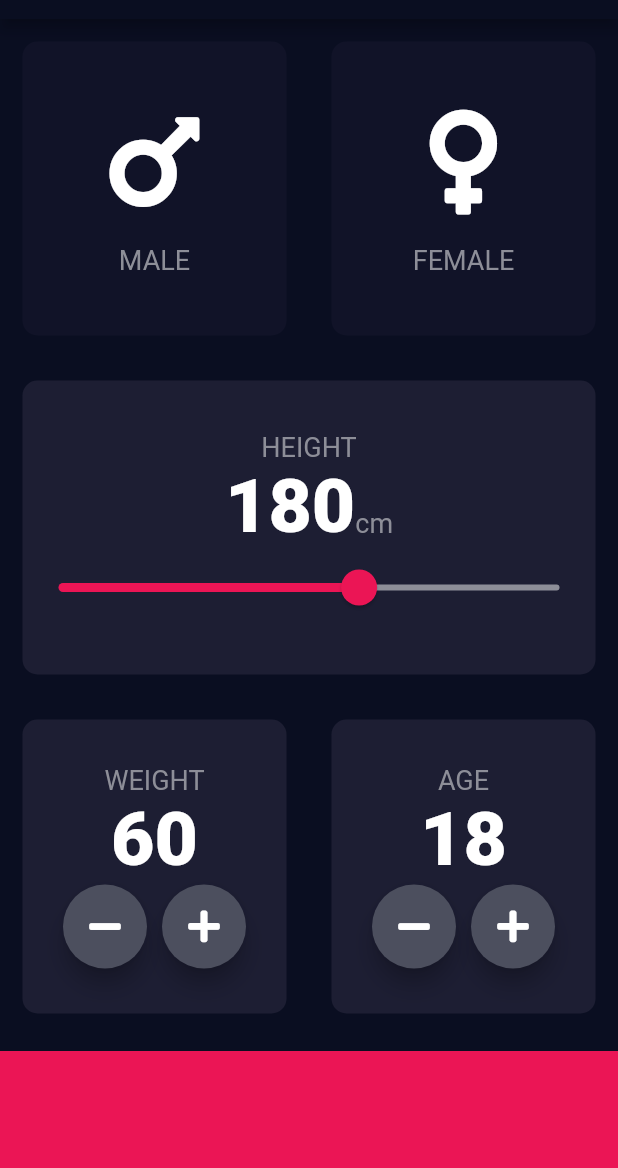
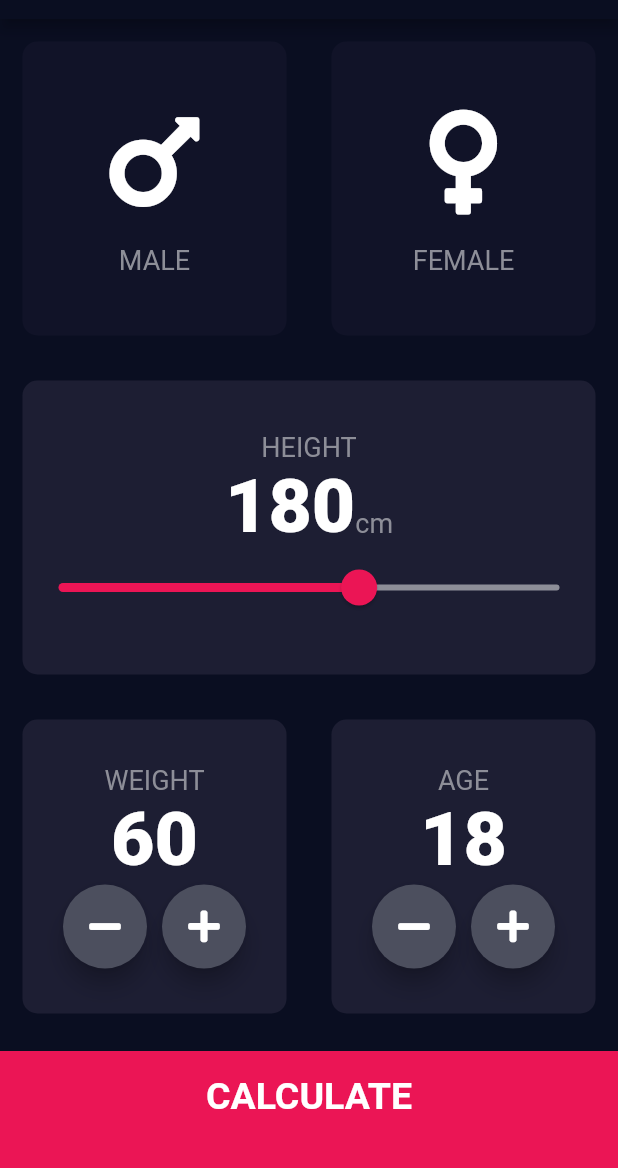
Before and after one commit to szy0syz/flutter-demos, a Flutter app: the screen it shows after launch, on a phone screen of 412 x 824 dp, the part 65-1233 px from its top. Run offline on Flutter 3.47's test engine with Material 2 defaults, Android fonts, the light colour scheme and no system bars; our stand-ins replace font_awesome_flutter, sqflite; accounts and stored records are empty.

Commit message:
Update BMI-CALC 界面完成

```diff
--- /dev/null
+++ b/flutter-bmi-calculator/lib/components/bottom_button.dart
@@ -0,0 +1,30 @@
+import 'package:flutter/material.dart';
+
+import '../constants.dart';
+
+class BottomButton extends StatelessWidget {
+  BottomButton({@required this.onTap, @required this.buttonTitle});
+
+  final Function onTap;
+  final String buttonTitle;
+
+  @override
+  Widget build(BuildContext context) {
+    return GestureDetector(
+      onTap: onTap,
+      child: Container(
+        child: Center(
+          child: Text(
+            buttonTitle,
+            style: largeButtonTextStyle,
+          ),
+        ),
+        color: bottomContainerColor,
+        padding: EdgeInsets.only(bottom: 20.0),
+        margin: EdgeInsets.only(top: 10.0),
+        width: double.infinity,
+        height: bottomContainerHeight,
+      ),
+    );
+  }
+}
--- a/flutter-bmi-calculator/lib/icon_content.dart
+++ b/flutter-bmi-calculator/lib/components/icon_content.dart
@@ -1,6 +1,6 @@
 import 'package:flutter/material.dart';
 
-import 'constants.dart';
+import '../constants.dart';
 
 class IconContent extends StatelessWidget {
   final IconData icon;
--- /dev/null
+++ b/flutter-bmi-calculator/lib/components/round_icon_button.dart
@@ -0,0 +1,23 @@
+import 'package:flutter/material.dart';
+
+class RoundIconButton extends StatelessWidget {
+  RoundIconButton({@required this.icon, @required this.onPressed});
+
+  final IconData icon;
+  final Function onPressed;
+
+  @override
+  Widget build(BuildContext context) {
+    return RawMaterialButton(
+      child: Icon(icon),
+      onPressed: onPressed,
+      elevation: 6,
+      constraints: BoxConstraints.tightFor(
+        width: 56.0,
+        height: 56.0,
+      ),
+      shape: CircleBorder(),
+      fillColor: Color(0xFF4C4F5E),
+    );
+  }
+}
--- a/flutter-bmi-calculator/lib/constants.dart
+++ b/flutter-bmi-calculator/lib/constants.dart
@@ -10,4 +10,30 @@ const labelTextStyle = TextStyle(
   color: Color(0xFF8D8E98),
 );
 
-const numberTextStyle = TextStyle(fontSize: 50.0, fontWeight: FontWeight.w900);
+const numberTextStyle = TextStyle(
+  fontSize: 50.0,
+  fontWeight: FontWeight.w900,
+);
+
+const largeButtonTextStyle =
+    TextStyle(fontSize: 25.0, fontWeight: FontWeight.bold);
+
+const titleTextStyle = TextStyle(
+  fontSize: 50.0,
+  fontWeight: FontWeight.bold,
+);
+
+const resultTextStyle = TextStyle(
+  color: Color(0xFF24D876),
+  fontSize: 22.0,
+  fontWeight: FontWeight.bold,
+);
+
+const BMITextStyle = TextStyle(
+  fontSize: 100.0,
+  fontWeight: FontWeight.bold,
+);
+
+const bodyTextStyle = TextStyle(
+  fontSize: 22.0,
+);
--- a/flutter-bmi-calculator/lib/main.dart
+++ b/flutter-bmi-calculator/lib/main.dart
@@ -1,5 +1,5 @@
 import 'package:flutter/material.dart';
-import 'package:bmi_calculator/input_page.dart';
+import 'package:bmi_calculator/screens/input_page.dart';
 
 void main() => runApp(BMICalculator());
 
--- a/flutter-bmi-calculator/lib/input_page.dart
+++ b/flutter-bmi-calculator/lib/screens/input_page.dart
@@ -1,9 +1,12 @@
+import 'package:bmi_calculator/screens/results_page.dart';
 import 'package:flutter/material.dart';
 import 'package:font_awesome_flutter/font_awesome_flutter.dart';
-import 'package:bmi_calculator/icon_content.dart';
-import 'package:bmi_calculator/reusable_card.dart';
+import 'package:bmi_calculator/components/icon_content.dart';
+import 'package:bmi_calculator/components/reusable_card.dart';
 
-import 'constants.dart';
+import '../components/bottom_button.dart';
+import '../constants.dart';
+import '../components/round_icon_button.dart';
 
 enum Gender {
   male,
@@ -207,36 +210,18 @@ class _InputPageState extends State<InputPage> {
               ],
             ),
           ),
-          Container(
-            color: bottomContainerColor,
-            margin: EdgeInsets.only(top: 10.0),
-            width: double.infinity,
-            height: bottomContainerHeight,
+          BottomButton(
+            buttonTitle: 'CALCULATE',
+            onTap: () {
+              Navigator.push(
+                  context,
+                  MaterialPageRoute(
+                    builder: (context) => ResultsPage(),
+                  ));
+            },
           )
         ],
       ),
     );
   }
 }
-
-class RoundIconButton extends StatelessWidget {
-  RoundIconButton({@required this.icon, @required this.onPressed});
-
-  final IconData icon;
-  final Function onPressed;
-
-  @override
-  Widget build(BuildContext context) {
-    return RawMaterialButton(
-      child: Icon(icon),
-      onPressed: onPressed,
-      elevation: 6,
-      constraints: BoxConstraints.tightFor(
-        width: 56.0,
-        height: 56.0,
-      ),
-      shape: CircleBorder(),
-      fillColor: Color(0xFF4C4F5E),
-    );
-  }
-}
```
Also changed, not shown: flutter-bmi-calculator/lib/screens/results_page.dart (added, +63 -0 lines), flutter-bmi-calculator/lib/components/reusable_card.dart (renamed from flutter-bmi-calculator/lib/reusable_card.dart).
